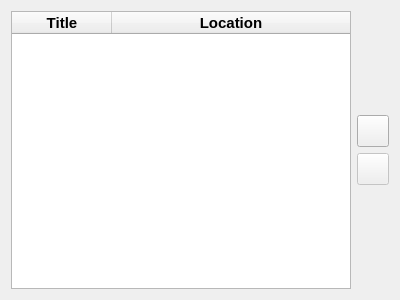
First picture: the form in forms_unix/opencontestwidget.ui, repository Dust1404/Project_LemonPlus, before the edit.
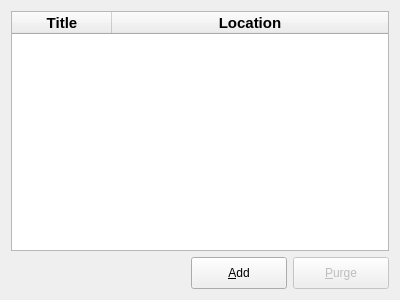
Second picture: the form after the edit. Icons and pictures are not drawn.

```diff
--- a/forms_unix/opencontestwidget.ui
+++ b/forms_unix/opencontestwidget.ui
@@ -15,6 +15,8 @@
   </property>
   <layout class="QHBoxLayout" name="horizontalLayout">
    <item>
+    <layout class="QVBoxLayout" name="verticalLayout_2">
+     <item>
     <widget class="QTableWidget" name="recentContest">
      <property name="styleSheet">
       <string notr="true">font-size: 11pt;</string>
@@ -73,16 +75,16 @@
     </widget>
    </item>
    <item>
-    <layout class="QVBoxLayout" name="verticalLayout">
+      <layout class="QHBoxLayout" name="horizontalLayout_3">
      <item>
-      <spacer name="verticalSpacer">
+        <spacer name="horizontalSpacer">
        <property name="orientation">
-        <enum>Qt::Vertical</enum>
+          <enum>Qt::Horizontal</enum>
        </property>
        <property name="sizeHint" stdset="0">
         <size>
-         <width>20</width>
-         <height>40</height>
+           <width>40</width>
+           <height>20</height>
         </size>
        </property>
       </spacer>
@@ -91,14 +93,20 @@
       <widget class="QToolButton" name="addButton">
        <property name="minimumSize">
         <size>
-         <width>32</width>
+           <width>96</width>
          <height>32</height>
         </size>
        </property>
+         <property name="text">
+          <string>&amp;Add</string>
+         </property>
        <property name="icon">
         <iconset resource="../resource.qrc">
          <normaloff>:/icon/add.png</normaloff>:/icon/add.png</iconset>
        </property>
+         <property name="toolButtonStyle">
+          <enum>Qt::ToolButtonTextBesideIcon</enum>
+         </property>
       </widget>
      </item>
      <item>
@@ -108,28 +116,23 @@
        </property>
        <property name="minimumSize">
         <size>
-         <width>32</width>
+           <width>96</width>
          <height>32</height>
         </size>
        </property>
+         <property name="text">
+          <string>&amp;Purge</string>
+         </property>
        <property name="icon">
         <iconset resource="../resource.qrc">
          <normaloff>:/icon/rod.png</normaloff>:/icon/rod.png</iconset>
        </property>
-      </widget>
-     </item>
-     <item>
-      <spacer name="verticalSpacer_2">
-       <property name="orientation">
-        <enum>Qt::Vertical</enum>
-       </property>
-       <property name="sizeHint" stdset="0">
-        <size>
-         <width>20</width>
-         <height>40</height>
-        </size>
-       </property>
-      </spacer>
+         <property name="toolButtonStyle">
+          <enum>Qt::ToolButtonTextBesideIcon</enum>
+         </property>
+        </widget>
+       </item>
+      </layout>
      </item>
     </layout>
    </item>
```
Lines whose indentation alone changed are shown as unchanged.
